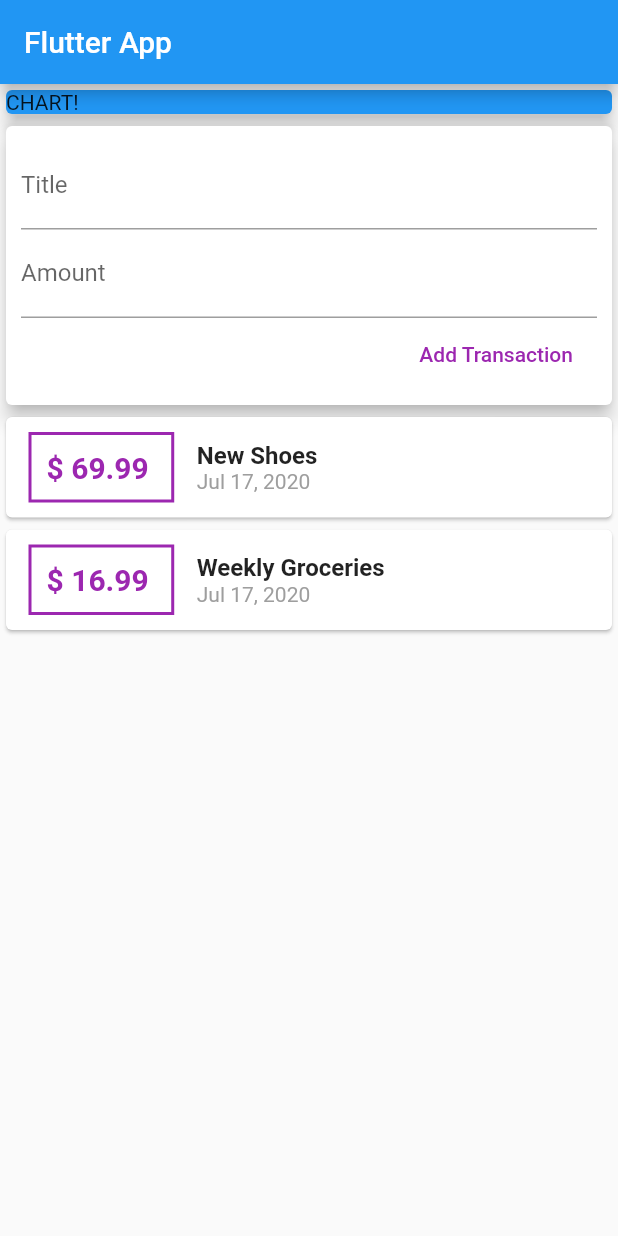
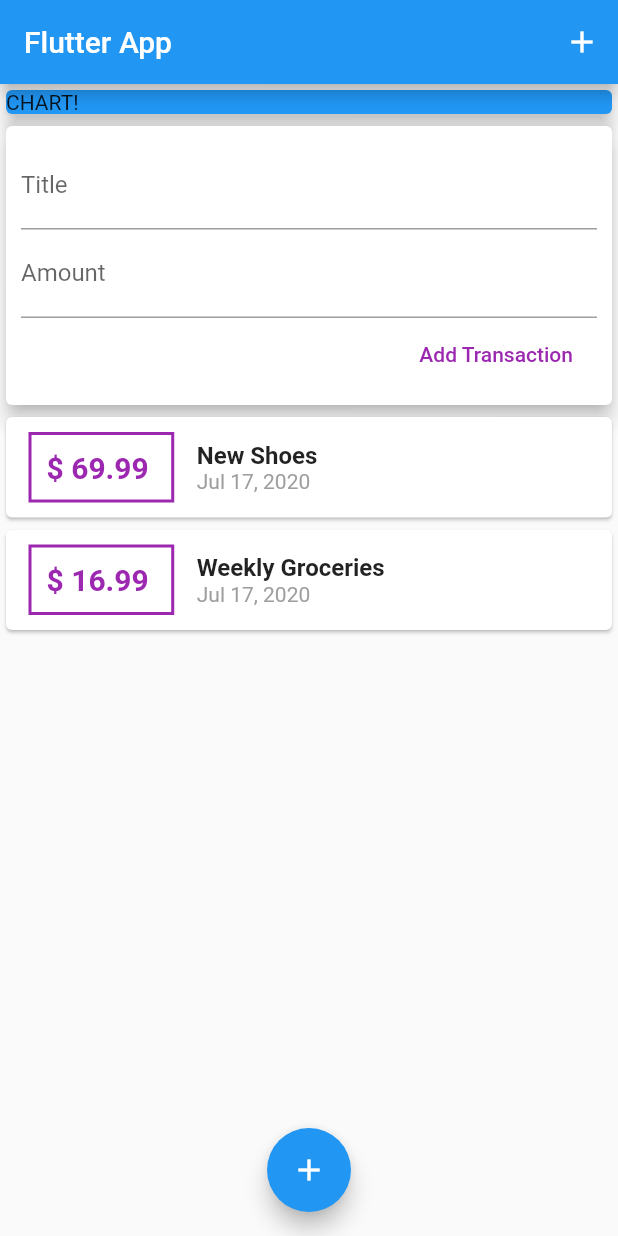
Before and after one commit to SaiAshish9/ExpensesApp, a Flutter app: the screen it shows after launch, on a phone screen of 412 x 824 dp. Run offline on Flutter 3.47's test engine with Material 2 defaults, Android fonts, the phone set to English and light mode, and no system bars.

Commit message:
floating button updated

```diff
--- a/lib/main.dart
+++ b/lib/main.dart
@@ -1,5 +1,6 @@
 import 'package:flutter/material.dart';
 import 'widgets/user_transaction.dart';
+
 void main() => runApp(MyApp());
 
 class MyApp extends StatelessWidget {
@@ -18,8 +19,9 @@ class MyHomePage extends StatelessWidget {
     return Scaffold(
       appBar: AppBar(
         title: Text('Flutter App'),
+        actions: <Widget>[IconButton(icon: Icon(Icons.add), onPressed: () {})],
       ),
-      body:  SingleChildScrollView(
+      body: SingleChildScrollView(
         child: Column(
           // SingleChildScrollView
           // mainAxisAlignment: MainAxisAlignment.spaceAround,
@@ -37,6 +39,9 @@ class MyHomePage extends StatelessWidget {
           ],
         ),
       ),
+      floatingActionButtonLocation:FloatingActionButtonLocation.centerFloat,
+      floatingActionButton:
+          FloatingActionButton(child: Icon(Icons.add), onPressed: () {}),
     );
   }
 }
```
Lines whose indentation alone changed are shown as unchanged.
